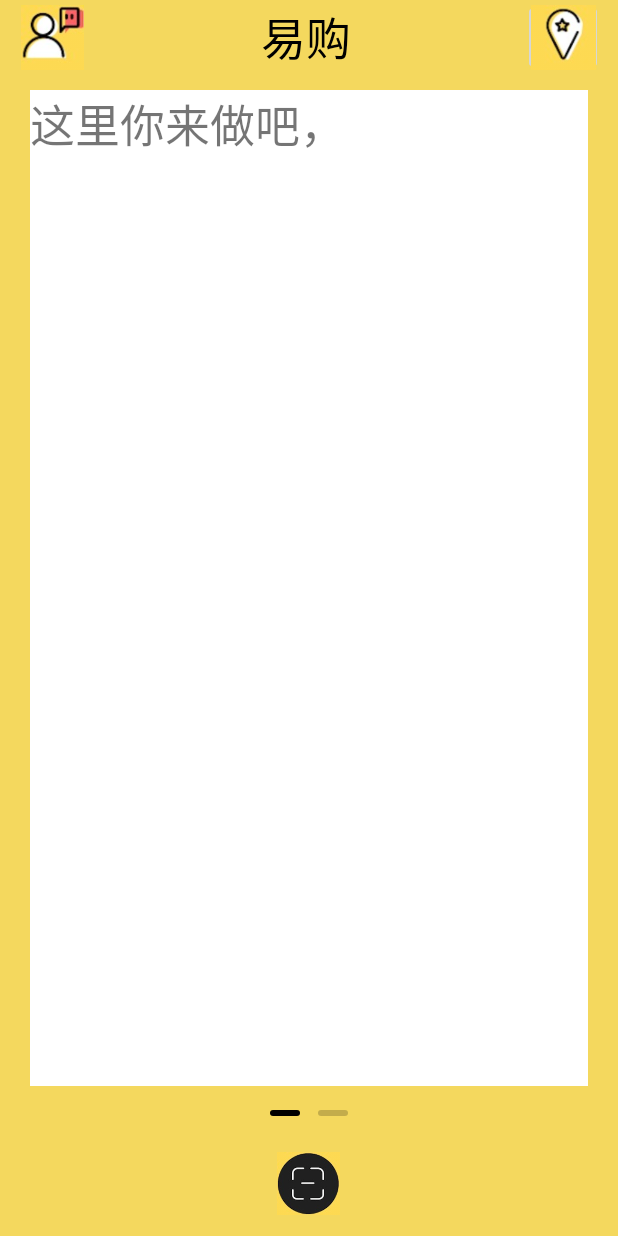
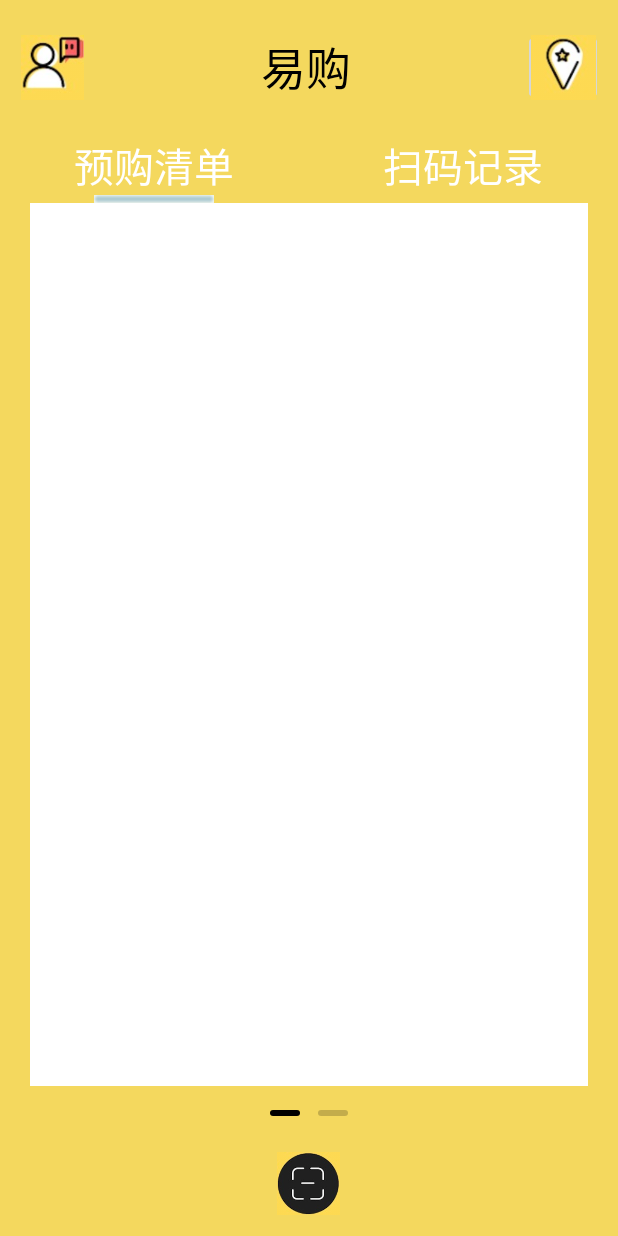
Before and after one commit to haocdp/EasyGo, an Android app: the screen it shows after launch (MainActivity), on a phone screen of 412 x 824 dp. Run offline under Robolectric (Android 15) with nearby library versions, the phone set to English and light mode, and no system bars.

Commit message:
frament修改

```diff
--- a/app/src/main/AndroidManifest.xml
+++ b/app/src/main/AndroidManifest.xml
@@ -15,6 +15,7 @@
                 <category android:name="android.intent.category.LAUNCHER" />
             </intent-filter>
         </activity>
+        <activity android:name=".PreOrderActivity"></activity>
     </application>
 
 </manifest>
--- /dev/null
+++ b/app/src/main/java/com/unicorn/easygo/Fragment1.java
@@ -0,0 +1,31 @@
+package com.unicorn.easygo;
+
+import android.os.Bundle;
+import android.support.v4.app.Fragment;
+import android.view.LayoutInflater;
+import android.view.View;
+import android.view.ViewGroup;
+
+/**
+ * Created by guojishan on 2017/6/4.
+ */
+
+public class Fragment1 extends Fragment {
+    public View onCreateView(LayoutInflater inflater, ViewGroup container,
+                             Bundle savedInstanceState) {
+        // TODO Auto-generated method stub
+        View view= inflater.inflate(R.layout.pre_order_list_layout, container, false);
+
+        //对View中控件的操作方法
+//        Button btn = (Button)view.findViewById(R.id.fragment1_btn);
+//        btn.setOnClickListener(new View.OnClickListener() {
+//
+//            @Override
+//            public void onClick(View v) {
+//                // TODO Auto-generated method stub
+//                Toast.makeText(getActivity(), "点击了第一个fragment的BTN", Toast.LENGTH_SHORT).show();
+//            }
+//        });
+        return view;
+    }
+}
--- /dev/null
+++ b/app/src/main/java/com/unicorn/easygo/Fragment2.java
@@ -0,0 +1,20 @@
+package com.unicorn.easygo;
+
+import android.os.Bundle;
+import android.support.v4.app.Fragment;
+import android.view.LayoutInflater;
+import android.view.View;
+import android.view.ViewGroup;
+
+/**
+ * Created by guojishan on 2017/6/4.
+ */
+
+public class Fragment2 extends Fragment {
+    public View onCreateView(LayoutInflater inflater, ViewGroup container,
+                             Bundle savedInstanceState) {
+        // TODO Auto-generated method stub
+        View view= inflater.inflate(R.layout.scan_record_layout, container, false);
+        return view;
+    }
+}
--- a/app/src/main/java/com/unicorn/easygo/MainActivity.java
+++ b/app/src/main/java/com/unicorn/easygo/MainActivity.java
@@ -1,64 +1,119 @@
 package com.unicorn.easygo;
 
+import android.graphics.BitmapFactory;
+import android.graphics.Matrix;
+import android.support.v4.app.Fragment;
+import android.support.v4.app.FragmentActivity;
 import android.support.v4.view.PagerAdapter;
 import android.support.v4.view.ViewPager;
 import android.support.v7.app.AppCompatActivity;
 import android.os.Bundle;
+import android.util.DisplayMetrics;
 import android.view.LayoutInflater;
 import android.view.View;
 import android.view.ViewGroup;
+import android.view.animation.Animation;
+import android.view.animation.TranslateAnimation;
+import android.widget.ImageView;
+import android.widget.TextView;
 
 import java.util.ArrayList;
 import java.util.List;
 
 import me.relex.circleindicator.CircleIndicator;
 
-public class MainActivity extends AppCompatActivity {
+public class MainActivity extends FragmentActivity implements View.OnClickListener,ViewPager.OnPageChangeListener
+      {
 
     private View preOrderView, scanRecordView;
     private ViewPager viewPager;
     private List<View> viewList;
+    private ImageView img_cursor;
+    private TextView tv_one;
+    private TextView tv_two;
+
+    private ArrayList<View> listViews;
+    private int offset = 0;//移动条图片的偏移量
+    private int currIndex = 0;//当前页面的编号
+    private int bmpWidth;// 移动条图片的长度
+    private int one = 0; //移动条滑动一页的距离
 
     @Override
     protected void onCreate(Bundle savedInstanceState) {
         super.onCreate(savedInstanceState);
         setContentView(R.layout.activity_main);
+        initViews();
+    }
 
+    private void initViews() {
         viewPager = (ViewPager) findViewById(R.id.viewpager);
+        tv_one = (TextView) findViewById(R.id.tv_one);
+        tv_two = (TextView) findViewById(R.id.tv_two);
+        img_cursor = (ImageView) findViewById(R.id.img_cursor);
         CircleIndicator indicator = (CircleIndicator) findViewById(R.id.indicator);
-        LayoutInflater inflater = getLayoutInflater();
-        preOrderView = inflater.inflate(R.layout.pre_order_list_layout, null);
-        scanRecordView = inflater.inflate(R.layout.scan_record_layout, null);
 
-        viewList = new ArrayList<>();
-        viewList.add(preOrderView);
-        viewList.add(scanRecordView);
+        //下划线动画的相关设置：
+        bmpWidth = BitmapFactory.decodeResource(getResources(), R.mipmap.line).getWidth();// 获取图片宽度
+        DisplayMetrics dm = new DisplayMetrics();
+        getWindowManager().getDefaultDisplay().getMetrics(dm);
+        int screenW = dm.widthPixels;// 获取分辨率宽度
+        offset = (screenW / 2 - bmpWidth) / 2;// 计算偏移量
+        Matrix matrix = new Matrix();
+        matrix.postTranslate(offset, 0);
+        img_cursor.setImageMatrix(matrix);// 设置动画初始位置
+        //移动的距离
+        one = offset * 2 + bmpWidth;// 移动一页的偏移量,比如1->2,或者2->3
 
-        PagerAdapter pagerAdapter = new PagerAdapter() {
-            @Override
-            public int getCount() {
-                return viewList.size();
-            }
+        //构造适配器
+        List<Fragment> fragments=new ArrayList<Fragment>();
+        fragments.add(new Fragment1());
+        fragments.add(new Fragment2());
+        MyPagerAdapter adapter = new MyPagerAdapter(getSupportFragmentManager(), fragments);
 
-            @Override
-            public boolean isViewFromObject(View view, Object object) {
-                return view == object;
-            }
+        //设定适配器
+        viewPager.setAdapter(adapter);
 
-            @Override
-            public void destroyItem(ViewGroup container, int position, Object object) {
-                super.destroyItem(container, position, object);
-                container.removeView(viewList.get(position));
-            }
+        //往ViewPager填充View，同时设置点击事件与页面切换事件
+        viewPager.setCurrentItem(0);          //设置ViewPager当前页，从0开始算
+        indicator.setViewPager(viewPager);
+        tv_one.setOnClickListener(this);
+        tv_two.setOnClickListener(this);
 
-            @Override
-            public Object instantiateItem(ViewGroup container, int position) {
-                container.addView(viewList.get(position));
-                return viewList.get(position);
-            }
-        };
+       viewPager.addOnPageChangeListener(this);
+    }
 
-        viewPager.setAdapter(pagerAdapter);
-        indicator.setViewPager(viewPager);
+    public void onClick(View v) {
+        switch (v.getId()) {
+            case R.id.tv_one:
+                viewPager.setCurrentItem(0);
+                break;
+            case R.id.tv_two:
+                viewPager.setCurrentItem(1);
+                break;
+        }
+    }
+
+    public void onPageSelected(int index) {
+        Animation animation = null;
+        switch (index) {
+            case 0:
+                    animation = new TranslateAnimation(one, 0, 0, 0);
+                break;
+            case 1:
+                    animation = new TranslateAnimation(offset, one, 0, 0);
+                break;
+        }
+        currIndex = index;
+        animation.setFillAfter(true);// true表示图片停在动画结束位置
+        animation.setDuration(300); //设置动画时间为300毫秒
+        img_cursor.startAnimation(animation);//开始动画
+    }
+
+    public void onPageScrollStateChanged(int i) {
+
+    }
+
+    public void onPageScrolled(int i, float v, int i1) {
+
     }
 }
--- /dev/null
+++ b/app/src/main/java/com/unicorn/easygo/MyPagerAdapter.java
@@ -0,0 +1,71 @@
+package com.unicorn.easygo;
+
+import android.support.v4.app.Fragment;
+import android.support.v4.app.FragmentManager;
+import android.support.v4.app.FragmentPagerAdapter;
+import android.support.v4.view.PagerAdapter;
+import android.view.View;
+import android.view.ViewGroup;
+
+import java.util.ArrayList;
+import java.util.List;
+
+/**
+ * Created by Jay on 2015/10/8 0008.
+ */
+
+public class MyPagerAdapter extends FragmentPagerAdapter {
+
+    private List<Fragment> mFragments;
+
+    public MyPagerAdapter(FragmentManager fm,List<Fragment> fragments) {
+        super(fm);
+        // TODO Auto-generated constructor stub
+        mFragments=fragments;
+    }
+
+    @Override
+    public Fragment getItem(int arg0) {
+        // TODO Auto-generated method stub
+        return mFragments.get(arg0);
+    }
+
+    @Override
+    public int getCount() {
+        // TODO Auto-generated method stub
+        return mFragments.size();
+    }
+
+}
+//public class MyPagerAdapter extends PagerAdapter {
+//    private ArrayList<View> viewLists;
+//
+//    public MyPagerAdapter() {
+//    }
+//
+//    public MyPagerAdapter(ArrayList<View> viewLists) {
+//        super();
+//        this.viewLists = viewLists;
+//    }
+//
+//    @Override
+//    public int getCount() {
+//        return viewLists.size();
+//    }
+//
+//    @Override
+//    public boolean isViewFromObject(View view, Object object) {
+//        return view == object;
+//    }
+//
+//    @Override
+//    public Object instantiateItem(ViewGroup container, int position) {
+//        container.addView(viewLists.get(position));
+//        return viewLists.get(position);
+//    }
+//
+//    @Override
+//    public void destroyItem(ViewGroup container, int position, Object object) {
+//        container.removeView(viewLists.get(position));
+//    }
+//}
--- a/app/src/main/res/layout/activity_main.xml
+++ b/app/src/main/res/layout/activity_main.xml
@@ -26,10 +26,14 @@
     android:background="@color/background"
     tools:context="com.unicorn.easygo.MainActivity">
 
+<LinearLayout
+    android:layout_width="fill_parent"
+    android:layout_height="wrap_content"
+    android:orientation="vertical">
     <LinearLayout
         android:id="@+id/linearLayout"
         android:layout_width="match_parent"
-        android:layout_height="50dp"
+        android:layout_height="90dp"
         android:layout_alignParentLeft="true"
         android:layout_alignParentStart="true"
         android:layout_alignParentTop="true"
@@ -38,11 +42,12 @@
         <ImageButton
             android:id="@+id/imageButton8"
             android:layout_width="50dp"
-            android:layout_height="match_parent"
+            android:layout_height="50dp"
             android:layout_marginLeft="10dp"
+            android:layout_marginTop="20dp"
             android:padding="3dp"
             android:scaleType="fitCenter"
-            app:srcCompat="@drawable/personal" />
+            android:src="@drawable/personal" />
 
         <TextView
             android:id="@+id/textView"
@@ -60,32 +65,62 @@
         <ImageButton
             android:id="@+id/imageButton7"
             android:layout_width="50dp"
-            android:layout_height="match_parent"
+            android:layout_height="50dp"
             android:layout_marginRight="10dp"
+            android:layout_marginTop="20dp"
             android:layout_weight="0.01"
             android:padding="3dp"
             android:scaleType="fitCenter"
-            app:srcCompat="@drawable/map" />
+            android:src="@drawable/map" />
 
     </LinearLayout>
+
+    <LinearLayout
+        android:orientation="horizontal"
+        android:layout_width="fill_parent"
+        android:layout_height="40dp"
+        android:id="@+id/linearLayout1">
+
+        <TextView
+            android:layout_width="wrap_content"
+            android:layout_height="wrap_content"
+            android:id="@+id/tv_one"
+            android:layout_weight="1"
+            android:gravity="center"
+            android:textColor="#ffffff"
+            android:textSize="12pt"
+            android:text="预购清单" />
+
+        <TextView
+            android:text="扫码记录"
+            android:layout_width="wrap_content"
+            android:layout_height="wrap_content"
+            android:id="@+id/tv_two"
+            android:gravity="center"
+            android:textColor="#ffffff"
+            android:textSize="12pt"
+            android:layout_weight="1" />
+    </LinearLayout>
+
+    <ImageView
+        android:id="@+id/img_cursor"
+        android:layout_width="fill_parent"
+        android:layout_height="wrap_content"
+        android:scaleType="matrix"
+        android:src="@mipmap/line" />
 
     <android.support.v4.view.ViewPager
         android:id="@+id/viewpager"
         android:layout_width="wrap_content"
         android:layout_height="wrap_content"
-        android:layout_below="@id/linearLayout"
         android:layout_gravity="center"
         android:layout_marginBottom="100dp"
         android:layout_marginLeft="20dp"
         android:layout_marginRight="20dp"
-        android:layout_marginTop="10dp">
+        android:layout_below="@+id/linearLayout2">
 
-        <ImageButton
-            android:id="@+id/imageButton3"
-            android:layout_width="wrap_content"
-            android:layout_height="wrap_content"
-            app:srcCompat="@drawable/map" />
     </android.support.v4.view.ViewPager>
+</LinearLayout>
 
     <me.relex.circleindicator.CircleIndicator
         android:id="@+id/indicator"
@@ -112,6 +147,5 @@
         android:layout_marginBottom="10dp"
         android:padding="4dp"
         android:scaleType="fitCenter"
-        app:srcCompat="@drawable/scan_button" />
-
+        android:src="@drawable/scan_button" />
 </RelativeLayout>
--- a/app/src/main/res/layout/pre_order_list_layout.xml
+++ b/app/src/main/res/layout/pre_order_list_layout.xml
@@ -6,11 +6,9 @@
     android:orientation="vertical"
     android:weightSum="1">
 
-    <TextView
-        android:id="@+id/textView2"
+    <ScrollView
+        android:id="@+id/scrollView_orders"
         android:layout_width="match_parent"
-        android:layout_height="50dp"
-        android:text="这里你来做吧，"
-        android:textSize="30sp"
-        android:layout_weight="0.21" />
+        android:layout_height="match_parent">
+    </ScrollView>
 </LinearLayout>
```
Also changed, not shown: app/src/main/res/mipmap-hdpi/line.png (added).
